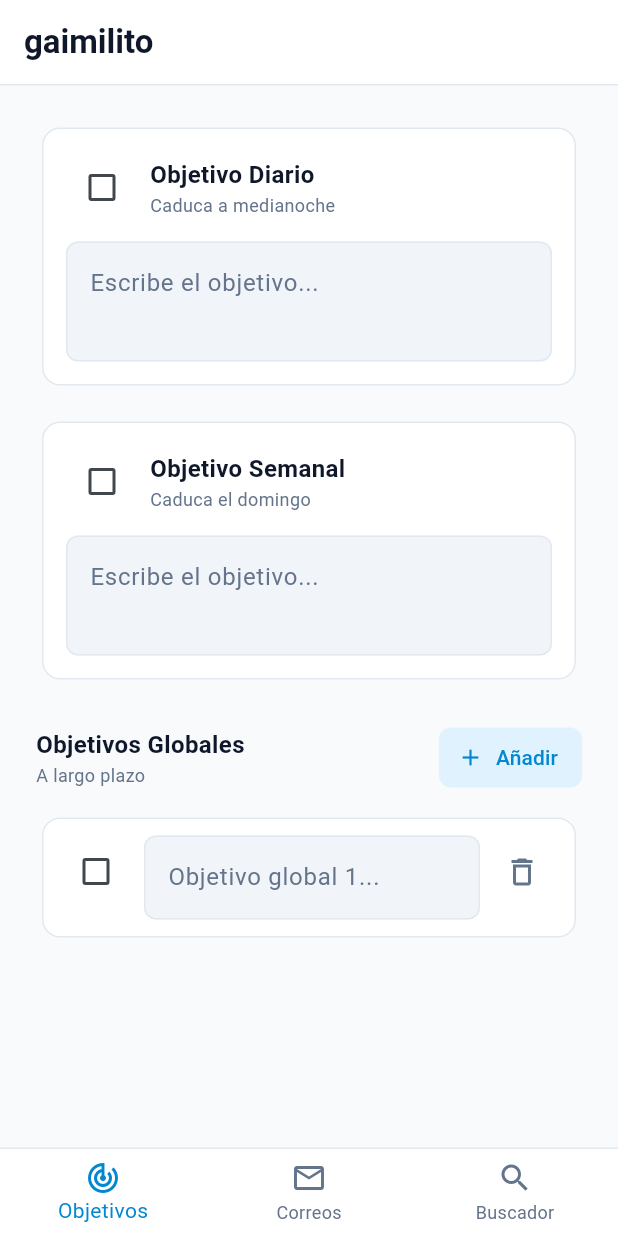
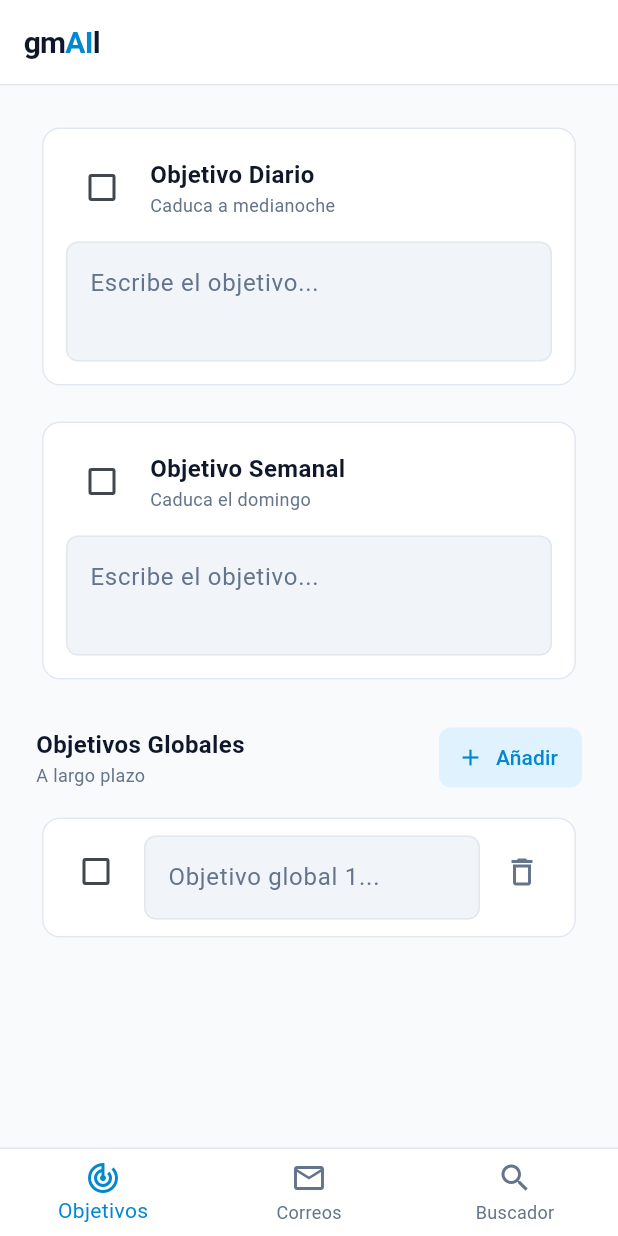
Before and after one commit to ikercruzadojimenez/Gaimilito, a Flutter app: the screen it shows after launch, on a phone screen of 412 x 824 dp. Run offline on Flutter 3.47's test engine with Material 3 defaults, Android fonts, the phone set to English and light mode, and no system bars.

Commit message:
chore: rebrand app and documentation to gmAIl

```diff
--- a/lib/main.dart
+++ b/lib/main.dart
@@ -6,16 +6,16 @@ import 'buscador_view.dart';
 import 'correos_view.dart';
 
 void main() {
-  runApp(const GaimilitoApp());
+  runApp(const gmAIl());
 }
 
-class GaimilitoApp extends StatelessWidget {
-  const GaimilitoApp({super.key});
+class gmAIl extends StatelessWidget {
+  const gmAIl({super.key});
 
   @override
   Widget build(BuildContext context) {
     return MaterialApp(
-      title: 'gaimilito',
+      title: 'gmAIl',
       debugShowCheckedModeBanner: false,
       theme: ThemeData(
         colorScheme: ColorScheme.fromSeed(
@@ -53,6 +53,27 @@ class _MainLayoutState extends State<MainLayout> {
     });
   }
 
+  Widget _buildLogoText({double fontSize = 22}) {
+    return Text.rich(
+      TextSpan(
+        style: TextStyle(
+          fontSize: fontSize,
+          fontWeight: FontWeight.bold,
+          color: AppColors.textoPrincipal,
+          letterSpacing: -0.5,
+        ),
+        children: const [
+          TextSpan(text: 'gm'),
+          TextSpan(
+            text: 'AI',
+            style: TextStyle(color: AppColors.primario),
+          ),
+          TextSpan(text: 'l'),
+        ],
+      ),
+    );
+  }
+
   @override
   Widget build(BuildContext context) {
     final bool isMobile = Platform.isAndroid;
@@ -60,10 +81,7 @@ class _MainLayoutState extends State<MainLayout> {
     if (isMobile) {
       return Scaffold(
         appBar: AppBar(
-          title: const Text(
-            'gaimilito',
-            style: TextStyle(fontWeight: FontWeight.bold),
-          ),
+          title: _buildLogoText(fontSize: 20),
           elevation: 0,
           backgroundColor: AppColors.tarjeta,
           foregroundColor: AppColors.textoPrincipal,
@@ -111,19 +129,12 @@ class _MainLayoutState extends State<MainLayout> {
               child: Column(
                 crossAxisAlignment: CrossAxisAlignment.start,
                 children: [
-                  const Padding(
-                    padding: EdgeInsets.symmetric(
+                  Padding(
+                    padding: const EdgeInsets.symmetric(
                       horizontal: 24.0,
                       vertical: 32.0,
                     ),
-                    child: Text(
-                      'gaimilito',
-                      style: TextStyle(
-                        fontSize: 22,
-                        fontWeight: FontWeight.bold,
-                        color: AppColors.textoPrincipal,
-                      ),
-                    ),
+                    child: _buildLogoText(fontSize: 24),
                   ),
                   _buildSidebarItem(
                     icon: Icons.track_changes,
```
Also changed, not shown: 3 other files.
